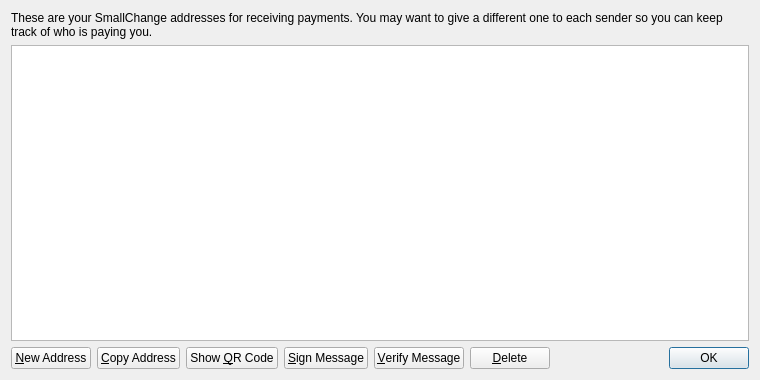
First picture: the form in src/qt/forms/addressbookpage.ui, repository dariccoin/dariccoin, before the edit.
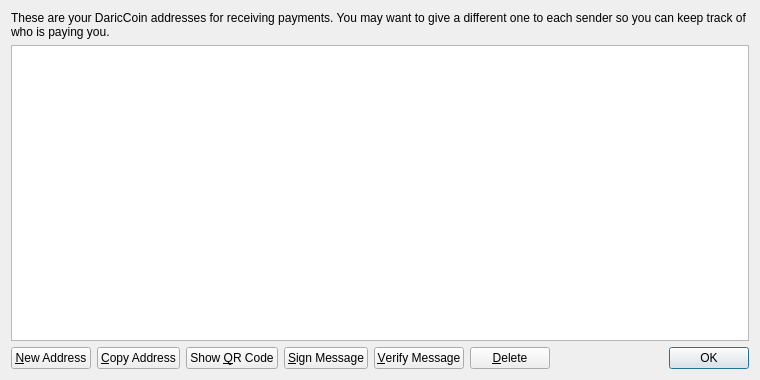
Second picture: the form after the edit. Icons and pictures are not drawn.

Diff of the .ui file:
```diff
--- a/src/qt/forms/addressbookpage.ui
+++ b/src/qt/forms/addressbookpage.ui
@@ -17,7 +17,7 @@
    <item>
     <widget class="QLabel" name="labelExplanation">
      <property name="text">
-      <string>These are your SmallChange addresses for receiving payments. You may want to give a different one to each sender so you can keep track of who is paying you.</string>
+      <string>These are your DaricCoin addresses for receiving payments. You may want to give a different one to each sender so you can keep track of who is paying you.</string>
      </property>
      <property name="textFormat">
       <enum>Qt::PlainText</enum>
```
